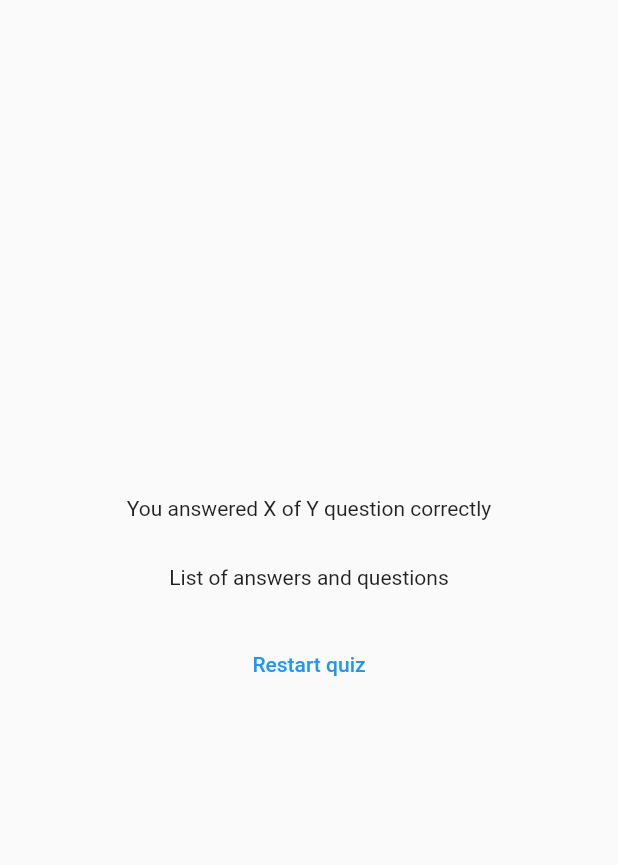
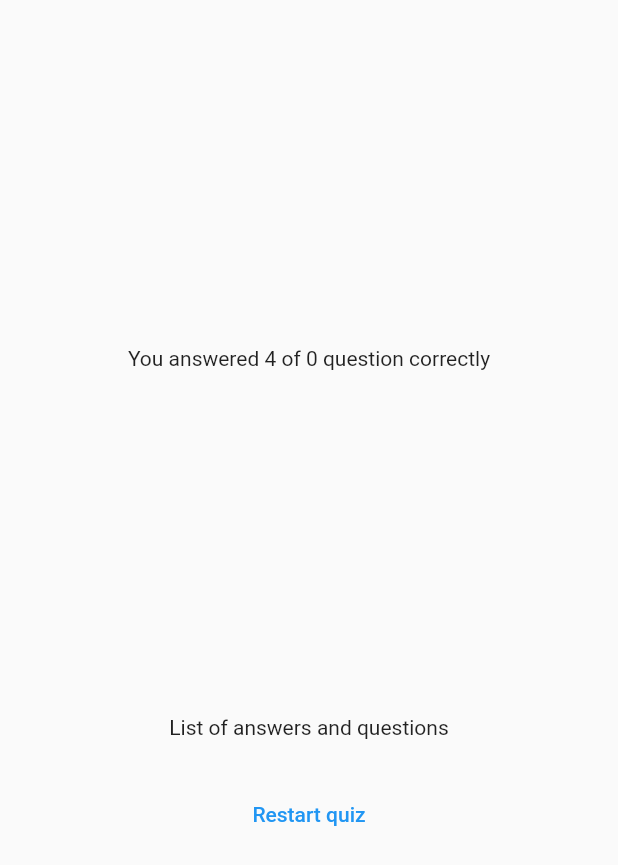
Before and after one commit to elvn5/flutter_quiz, a Flutter app: the ResultsScreen widget shown alone on an empty page, opened directly with empty values, on a phone screen of 412 x 824 dp. Shown: the top 865 px of the screen. Run offline on Flutter 3.47's test engine with Material 2 defaults, Android fonts, the phone set to English and light mode, and no system bars; our stand-ins replace google_fonts.

Commit message:
added results_screen

```diff
--- a/lib/widgets/results_screen.dart
+++ b/lib/widgets/results_screen.dart
@@ -1,4 +1,7 @@
 import 'package:flutter/material.dart';
+import '../questions.dart';
+import 'package:adv_basics/widgets/questions_summary.dart';
+import 'package:adv_basics/questions.dart';
 
 class ResultsScreen extends StatelessWidget {
   const ResultsScreen(
@@ -6,10 +9,26 @@ class ResultsScreen extends StatelessWidget {
 
   final List<String> chosenAnswers;
   final Function resetQuiz;
+  List<Map<String, Object>> getSummaryData() {
+    final List<Map<String, Object>> summary = [];
+    for (int i = 0; i < chosenAnswers.length; i++) {
+      summary.add({
+        "question_index": i,
+        "question": question[i].text,
+        "correct_answer": question[i].answers[0],
+        "user_answer": chosenAnswers[i]
+      });
+    }
+    return summary;
+  }
 
   @override
   Widget build(BuildContext context) {
-    print(chosenAnswers);
+    final summaryData = getSummaryData();
+    final numTotalQuestions = question.length;
+    final numCorrectQuestions = summaryData.where((data) {
+      return data["user_answer"] == data["correct_answer"];
+    }).length;
 
     return SizedBox(
         width: double.infinity,
@@ -18,12 +37,13 @@ class ResultsScreen extends StatelessWidget {
           child: Column(
             mainAxisAlignment: MainAxisAlignment.center,
             children: [
-              const Text(
-                "You answered X of Y question correctly",
+              Text(
+                "You answered $numTotalQuestions of $numCorrectQuestions question correctly",
               ),
               const SizedBox(
                 height: 30,
               ),
+              QuestionSummary(summaryData: summaryData),
               const Text(
                 "List of answers and questions",
               ),
@@ -32,7 +52,7 @@ class ResultsScreen extends StatelessWidget {
                 height: 100,
                 child: TextButton(
                     onPressed: () => resetQuiz(),
-                    child: Text(
+                    child: const Text(
                       "Restart quiz",
                     )),
               )
```
Also changed, not shown: lib/widgets/questions_summary.dart (added, +36 -0 lines).
